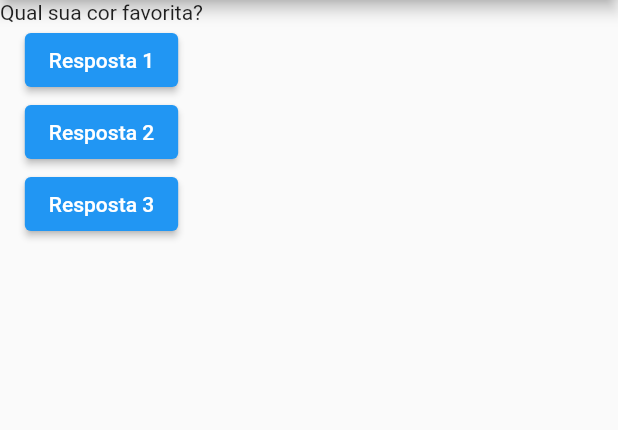
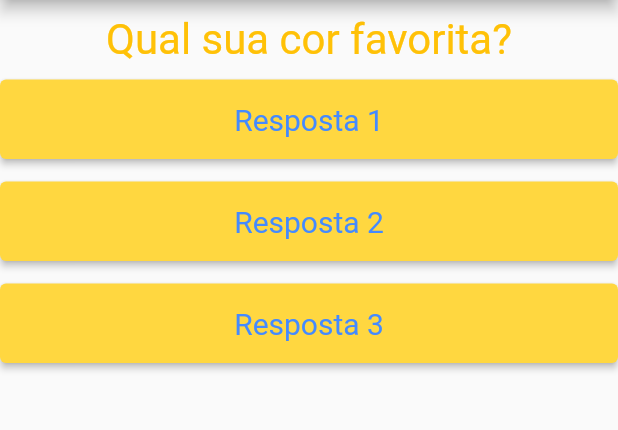
Before and after one commit to IagoMesquita/App_de_perguntas, a Flutter app: the screen it shows after launch, on a phone screen of 412 x 824 dp, the part 84-514 px from its top. Run offline on Flutter 3.47's test engine with Material 2 defaults, Android fonts, the phone set to English and light mode, and no system bars.

Commit message:
feat: add componentized widgets

```diff
--- a/lib/main.dart
+++ b/lib/main.dart
@@ -1,4 +1,6 @@
 import 'package:flutter/material.dart';
+import './questao.dart';
+import './resposta.dart';
 
 void main() => runApp(const PerguntaApp());
 
@@ -9,7 +11,8 @@ class PerguntaApp extends StatefulWidget {
 }
 
 class _PerguntaAppState extends State<PerguntaApp> {
-  // _PerguntaAppState();
+  _PerguntaAppState();
+
   int _perguntaSelecionada = 0;
 
   void _responder() {
@@ -34,19 +37,12 @@ class _PerguntaAppState extends State<PerguntaApp> {
         ),
         body: Column(
           children: [
-            Text(perguntas[_perguntaSelecionada]),
-            ElevatedButton(
-              onPressed: _responder,
-              child: const Text('Resposta 1'),
-            ),
-            ElevatedButton(
-              onPressed: _responder,
-              child: const Text('Resposta 2'),
-            ),
-            ElevatedButton(
-              onPressed: _responder,
-              child: const Text('Resposta 3'),
-            ),
+            // Questao(texto: perguntas[_perguntaSelecionada]),
+            Questao(perguntas[_perguntaSelecionada]),
+            Resposta('Resposta 1', _responder),
+            Resposta('Resposta 2', _responder),
+            Resposta('Resposta 3', _responder),
+
           ],
         ),
       ),
```
